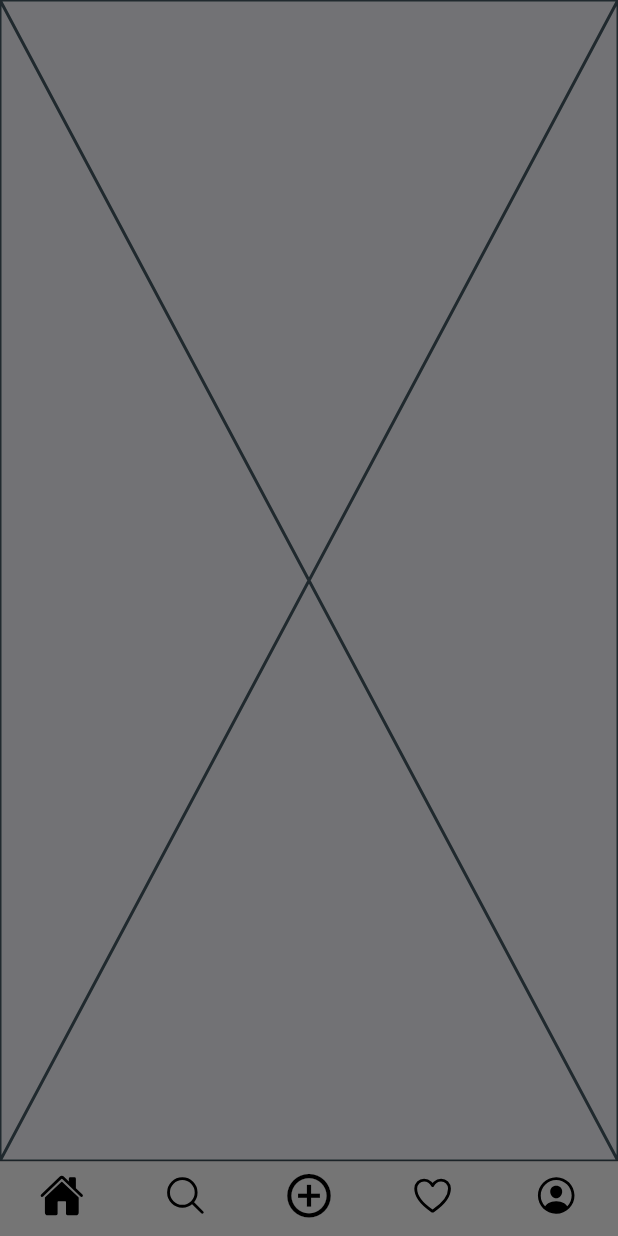
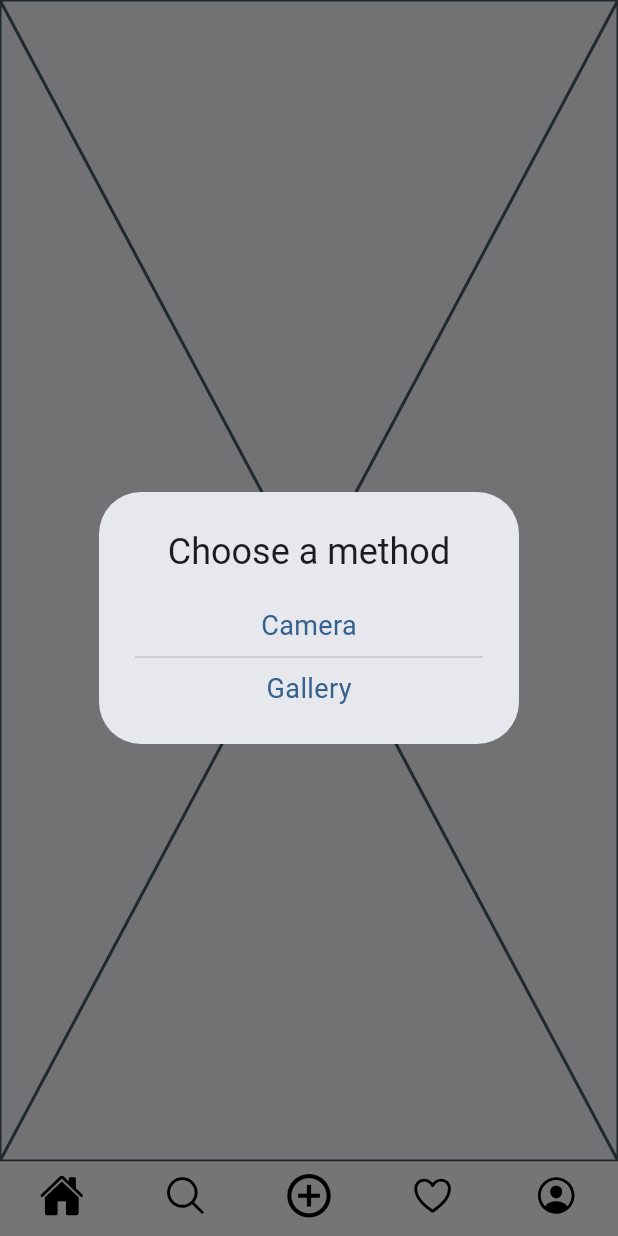
Before and after one commit to abdullojony/Unishots, a Flutter app: the screen it shows once a user with an empty profile is signed in, item 3 of the bottom bar chosen, on a phone screen of 412 x 824 dp. Run offline on Flutter 3.47's test engine with Material 3 defaults, Android fonts, the phone set to English and light mode, and no system bars; our stand-ins replace built_collection, built_value, cloud_firestore, firebase_auth, firebase_core, firebase_storage and 9 more; accounts and stored records are empty; generated files the repository leaves out were written again.

Commit message:
home and posting feature done

```diff
--- a/lib/core/serializers/serializers.dart
+++ b/lib/core/serializers/serializers.dart
@@ -1,12 +1,14 @@
 import 'package:built_collection/built_collection.dart';
 import 'package:built_value/serializer.dart';
 import 'package:built_value/standard_json_plugin.dart';
+import 'package:instagram_clone/features/home/data/models/post_model.dart';
 import 'package:instagram_clone/features/profile/data/models/user_model.dart';
 
 part 'serializers.g.dart';
 
 @SerializersFor([
   UserModel,
+  PostModel,
 ])
 final Serializers serializers =
     (_$serializers.toBuilder()..addPlugin(StandardJsonPlugin())).build();
--- a/lib/features/auth/repositories/auth_repositories_impl.dart
+++ b/lib/features/auth/repositories/auth_repositories_impl.dart
@@ -3,7 +3,7 @@ import 'dart:typed_data';
 import 'package:built_collection/built_collection.dart';
 import 'package:cloud_firestore/cloud_firestore.dart';
 import 'package:firebase_auth/firebase_auth.dart';
-import 'package:instagram_clone/core/storage/storage_repositories.dart';
+import 'package:instagram_clone/core/repositories/storage_repositories.dart';
 import 'package:instagram_clone/core/service_locator/injection_container.dart';
 import 'package:instagram_clone/features/auth/repositories/auth_repositories.dart';
 import 'package:instagram_clone/features/profile/data/models/user_model.dart';
@@ -26,9 +26,9 @@ class AuthRepositoriesImpl implements AuthRepositories {
         folderName: 'profilePics', image: profileImage, isPost: false);
 
     final user = UserModel((b) => b
+      ..userId = credentials.user!.uid
+      ..username = username
       ..email = email
-      ..uid = credentials.user!.uid
-      ..username = username
       ..bio = bio
       ..photoUrl = photoUrl
       ..followers = ListBuilder()
--- /dev/null
+++ b/lib/features/home/presentation/widgets/dialogs/android_dialog.dart
@@ -0,0 +1,68 @@
+import 'package:flutter/material.dart';
+import 'package:image_picker/image_picker.dart';
+import 'package:instagram_clone/core/repositories/core_repositories.dart';
+import 'package:instagram_clone/core/service_locator/injection_container.dart';
+import 'package:instagram_clone/features/home/presentation/pages/post_screen.dart';
+import 'package:styled_widget/styled_widget.dart';
+
+class AndroidDialog extends StatelessWidget {
+  const AndroidDialog({super.key});
+
+  @override
+  Widget build(BuildContext context) {
+    return AlertDialog(
+      title: const Row(
+        mainAxisAlignment: MainAxisAlignment.center,
+        children: [
+          Text('Choose a method'),
+        ],
+      ),
+      actions: [
+        Column(
+          mainAxisSize: MainAxisSize.min,
+          children: [
+            Container(
+                    width: double.infinity,
+                    alignment: Alignment.center,
+                    child: const Text('Camera')
+                        .fontSize(18)
+                        .textColor(Theme.of(context).colorScheme.primary))
+                .gestures(onTap: () {
+              sl
+                  .get<CoreRepositories>()
+                  .pickImage(source: ImageSource.camera)
+                  .then((value) {
+                if (value != null) {
+                  Navigator.of(context).pushReplacement(MaterialPageRoute(
+                      builder: (_) => PostScreen(postImage: value)));
+                } else {
+                  Navigator.of(context).pop();
+                }
+              });
+            }),
+            const Divider(),
+            Container(
+                    width: double.infinity,
+                    alignment: Alignment.center,
+                    child: const Text('Gallery')
+                        .fontSize(18)
+                        .textColor(Theme.of(context).colorScheme.primary))
+                .gestures(onTap: () {
+              sl
+                  .get<CoreRepositories>()
+                  .pickImage(source: ImageSource.gallery)
+                  .then((value) {
+                if (value != null) {
+                  Navigator.of(context).pushReplacement(MaterialPageRoute(
+                      builder: (_) => PostScreen(postImage: value)));
+                } else {
+                  Navigator.of(context).pop();
+                }
+              });
+            }),
+          ],
+        )
+      ],
+    );
+  }
+}
--- a/lib/features/home/presentation/widgets/home_body.dart
+++ b/lib/features/home/presentation/widgets/home_body.dart
@@ -1,6 +1,7 @@
 import 'package:flutter/material.dart';
 import 'package:instagram_clone/features/home/presentation/widgets/offstage_navigator.dart';
 import 'package:instagram_clone/features/home/presentation/widgets/tab_item.dart';
+import 'package:instagram_clone/features/profile/presentation/pages/profile_screen.dart';
 
 class HomeBody extends StatelessWidget {
   const HomeBody(this.navKeys, {super.key});
@@ -26,7 +27,7 @@ class HomeBody extends StatelessWidget {
       OffstageNavigator(
         tabItem: TabItem.profile,
         navKey: navKeys[TabItem.profile],
-        screen: const Placeholder(),
+        screen: const ProfileScreen(),
       ),
     ]);
   }
--- a/lib/features/home/presentation/widgets/home_bottom_nav.dart
+++ b/lib/features/home/presentation/widgets/home_bottom_nav.dart
@@ -5,6 +5,7 @@ import 'package:flutter/material.dart';
 import 'package:flutter_riverpod/flutter_riverpod.dart';
 import 'package:instagram_clone/features/home/presentation/pages/home_screen.dart';
 import 'package:instagram_clone/features/home/presentation/riverpod/home_provider.dart';
+import 'package:instagram_clone/features/home/presentation/widgets/dialogs/android_dialog.dart';
 import 'package:instagram_clone/features/home/presentation/widgets/dialogs/cupertino_dialog.dart';
 import 'package:instagram_clone/features/home/presentation/widgets/tab_item.dart';
 import 'package:ionicons/ionicons.dart';
@@ -27,7 +28,7 @@ class HomeBottomNav extends ConsumerWidget {
               context: context,
               barrierDismissible: true,
               builder: (_) => const CupertinoDialog())
-          : showDialog(context: context, builder: (_) => Dialog());
+          : showDialog(context: context, builder: (_) => const AndroidDialog());
     }
 
     return CupertinoTabBar(
--- a/lib/features/profile/domain/entities/user_entity.dart
+++ b/lib/features/profile/domain/entities/user_entity.dart
@@ -1,10 +1,10 @@
 import 'package:built_collection/built_collection.dart';
 
 abstract class UserEntity {
+  String get userId;
+  String get username;
   String get email;
-  String get uid;
   String get photoUrl;
-  String get username;
   String get bio;
   BuiltList get followers;
   BuiltList get following;
--- a/pubspec.yaml
+++ b/pubspec.yaml
@@ -50,6 +50,7 @@ dependencies:
   built_value: ^8.9.1
   built_collection: ^5.1.1
   ionicons: ^0.2.2
+  uuid: ^4.3.3
 
 dev_dependencies:
   flutter_test:
```
Also changed, not shown: lib/core/repositories/firestore_repositories.dart (added, +10 -0 lines), lib/core/repositories_impl/firestore_repositories_impl.dart (added, +40 -0 lines), lib/core/repositories_impl/storage_repositories_impl.dart (renamed from lib/core/storage/storage_repositories_impl.dart, +8 -2 lines), lib/core/service_locator/injection_container.dart (+13 -6 lines), lib/features/home/data/models/post_model.dart (added, +66 -0 lines), lib/features/home/domain/entities/post_entity.dart (added, +12 -0 lines), lib/features/home/presentation/pages/post_screen.dart (+36 -6 lines), lib/features/profile/data/models/user_model.dart (+6 -6 lines), lib/core/repositories/storage_repositories.dart (renamed from lib/core/storage/storage_repositories.dart), lib/core/repositories_impl/core_repositories_impl.dart (renamed from lib/core/repositories/core_repositories_impl.dart), lib/core/serializers/serializers.g.dart, lib/features/home/data/models/post_model.g.dart (added), lib/features/profile/data/models/user_model.g.dart, pubspec.lock, 2 other files.
